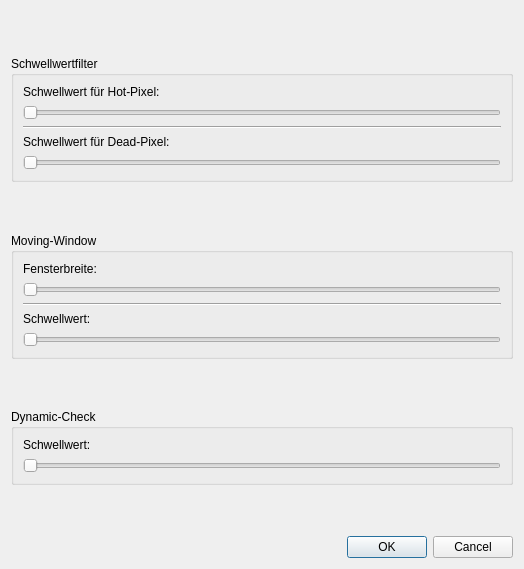
This is main/resources/base/einstellungenSuchen.ui in TrandyAndy/Bad-Pixel as Qt 5 draws it before an edit. The edited form follows.
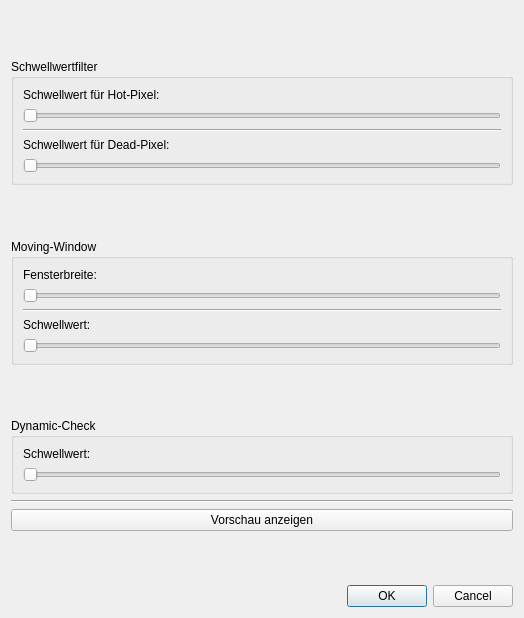
This is the edited form.

Commit message: Einige UI Erweiterungen

Diff of the .ui file:
```diff
--- a/main/resources/base/einstellungenSuchen.ui
+++ b/main/resources/base/einstellungenSuchen.ui
@@ -7,7 +7,7 @@
     <x>0</x>
     <y>0</y>
     <width>524</width>
-    <height>569</height>
+    <height>618</height>
    </rect>
   </property>
   <property name="windowTitle">
@@ -242,6 +242,20 @@
      </layout>
     </widget>
    </item>
+   <item>
+    <widget class="Line" name="line_3">
+     <property name="orientation">
+      <enum>Qt::Horizontal</enum>
+     </property>
+    </widget>
+   </item>
+   <item>
+    <widget class="QPushButton" name="pushButtonVorschau">
+     <property name="text">
+      <string>Vorschau anzeigen</string>
+     </property>
+    </widget>
+   </item>
    <item>
     <spacer name="verticalSpacer">
      <property name="orientation">
```
The commit also changes 6 other files.
